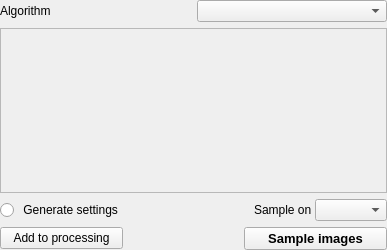
Above: iVS3D/src/iVS3D-core/view/samplingwidget.ui from iVS3D/iVS3D before the change. Below: the same form after it.
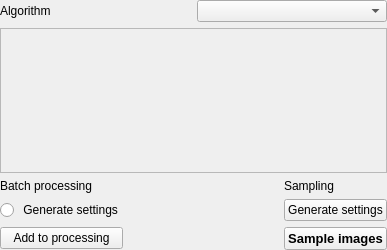
That is the form after the change.

Commit message: sample on dropdown removed. added generate settings button. algorithms now always sample on all keyframes within bounds except there are no images in this range, then they sample on all images within the bounds

The edit to the form file:
```diff
--- a/iVS3D/src/iVS3D-core/view/samplingwidget.ui
+++ b/iVS3D/src/iVS3D-core/view/samplingwidget.ui
@@ -73,7 +73,7 @@
         <x>0</x>
         <y>0</y>
         <width>385</width>
-        <height>154</height>
+        <height>140</height>
        </rect>
       </property>
      </widget>
@@ -87,61 +87,21 @@
      <property name="horizontalSpacing">
       <number>20</number>
      </property>
-     <item row="2" column="2">
-      <widget class="QPushButton" name="pushButton">
-       <property name="font">
-        <font>
-         <pointsize>10</pointsize>
-         <bold>true</bold>
-        </font>
-       </property>
-       <property name="toolTip">
-        <string>Start the selected sampling algorithm</string>
-       </property>
-       <property name="text">
-        <string>Sample images</string>
-       </property>
-      </widget>
-     </item>
-     <item row="2" column="0">
+     <item row="3" column="0">
       <widget class="QPushButton" name="addAuto">
        <property name="text">
         <string>Add to processing</string>
        </property>
       </widget>
      </item>
-     <item row="1" column="2">
-      <layout class="QHBoxLayout" name="horizontalLayout">
-       <property name="leftMargin">
-        <number>10</number>
-       </property>
-       <item>
-        <widget class="QLabel" name="label_2">
-         <property name="text">
-          <string>Sample on </string>
-         </property>
-        </widget>
-       </item>
-       <item>
-        <widget class="QComboBox" name="comboBox">
-         <property name="toolTip">
-          <string>Select the image basis to select keyframes from...</string>
-         </property>
-         <property name="currentText">
-          <string/>
-         </property>
-        </widget>
-       </item>
-      </layout>
-     </item>
-     <item row="1" column="0">
+     <item row="2" column="0">
       <widget class="QRadioButton" name="radioButton">
        <property name="text">
         <string> Generate settings</string>
        </property>
       </widget>
      </item>
-     <item row="1" column="1">
+     <item row="2" column="1">
       <spacer name="horizontalSpacer">
        <property name="orientation">
         <enum>Qt::Horizontal</enum>
@@ -154,6 +114,44 @@
        </property>
       </spacer>
      </item>
+     <item row="3" column="2">
+      <widget class="QPushButton" name="pushButton">
+       <property name="font">
+        <font>
+         <pointsize>10</pointsize>
+         <weight>75</weight>
+         <bold>true</bold>
+        </font>
+       </property>
+       <property name="toolTip">
+        <string>Start the selected sampling algorithm</string>
+       </property>
+       <property name="text">
+        <string>Sample images</string>
+       </property>
+      </widget>
+     </item>
+     <item row="2" column="2">
+      <widget class="QPushButton" name="pushButton_2">
+       <property name="text">
+        <string>Generate settings</string>
+       </property>
+      </widget>
+     </item>
+     <item row="1" column="0">
+      <widget class="QLabel" name="label_2">
+       <property name="text">
+        <string>Batch processing</string>
+       </property>
+      </widget>
+     </item>
+     <item row="1" column="2">
+      <widget class="QLabel" name="label_3">
+       <property name="text">
+        <string>Sampling</string>
+       </property>
+      </widget>
+     </item>
     </layout>
    </item>
   </layout>
```
The commit also changes 10 other files.
